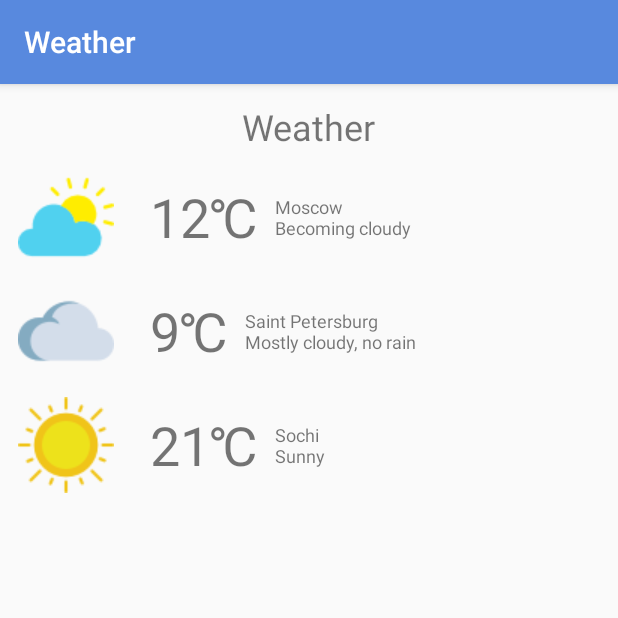
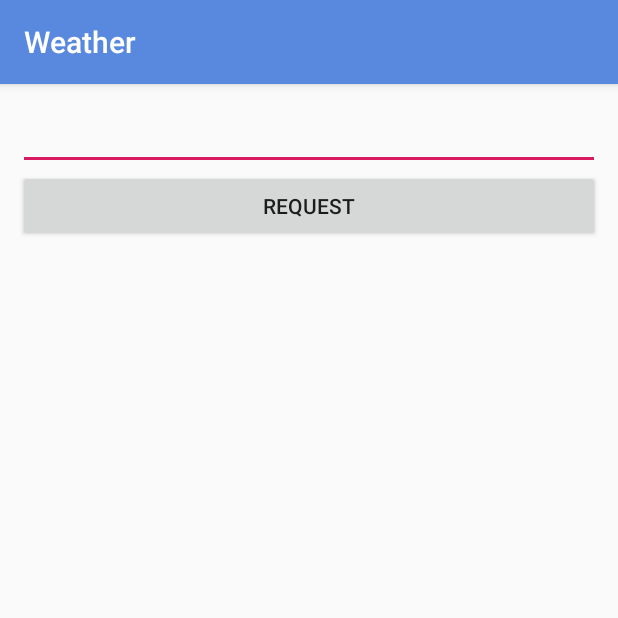
Before and after one commit to golovojop/aq2_weather, an Android app: the screen it shows after launch (MainActivity), on a phone screen of 412 x 824 dp, the top half of it. Run offline under Robolectric (Android 15) with nearby library versions, the phone set to English and light mode, and no system bars.

```diff
--- a/jApp/src/main/res/layout/activity_main.xml
+++ b/jApp/src/main/res/layout/activity_main.xml
@@ -1,108 +1,25 @@
 <?xml version="1.0" encoding="utf-8"?>
 <LinearLayout
     xmlns:android="http://schemas.android.com/apk/res/android"
-    xmlns:app="http://schemas.android.com/apk/res-auto"
     xmlns:tools="http://schemas.android.com/tools"
     android:layout_width="match_parent"
     android:layout_height="match_parent"
+    android:layout_marginTop="@dimen/topMargin"
     android:orientation="vertical"
-    tools:context=".MainActivity">
-    <TextView
-        android:layout_width="wrap_content"
-        android:layout_height="wrap_content"
-        android:text="@string/app_header"
-        tools:text="@string/app_header"
-        android:layout_gravity="top|center_horizontal"
-        android:layout_marginTop="12dp"
-        android:textSize="24sp"/>
-
-    <LinearLayout
+    tools:context=".ui.MainActivity">
+    <EditText
+        android:id="@+id/et_city"
         android:layout_width="match_parent"
         android:layout_height="wrap_content"
-        android:layout_marginTop="@dimen/topMargin"
-        android:orientation="horizontal">
-        <ImageView
-            android:layout_width="@dimen/imgWidth"
-            android:layout_height="@dimen/imgHeight"
-            android:layout_marginStart="@dimen/leftMargin"
-            android:layout_marginEnd="@dimen/endMargin"
-            android:src="@drawable/sun"/>
-        <TextView
-            android:layout_width="wrap_content"
-            android:layout_height="wrap_content"
-            android:text="@string/temperature12"
-            android:layout_gravity="center_vertical"
-            android:layout_marginStart="@dimen/leftMargin"
-            android:layout_marginEnd="@dimen/endMargin"
-            tools:text="@string/temperature12"
-            android:textSize="@dimen/celsius"/>
-        <TextView
-            android:layout_width="wrap_content"
-            android:layout_height="wrap_content"
-            android:text="@string/forecastMoscow"
-            android:layout_gravity="center_vertical"
-            tools:text="@string/forecastMoscow"
-            android:textSize="@dimen/cityForecast"/>
-    </LinearLayout>
-
-    <LinearLayout
+        android:layout_marginStart="@dimen/endMargin"
+        android:layout_marginEnd="@dimen/endMargin"
+        android:inputType="text"/>
+    <Button
+        android:id="@+id/bt_request"
         android:layout_width="match_parent"
         android:layout_height="wrap_content"
-        android:layout_marginTop="@dimen/topMargin"
-
-        android:orientation="horizontal">
-        <ImageView
-            android:layout_width="@dimen/imgWidth"
-            android:layout_height="@dimen/imgHeight"
-            android:layout_marginStart="@dimen/leftMargin"
-            android:layout_marginEnd="@dimen/endMargin"
-            android:src="@drawable/cloud2"/>
-        <TextView
-            android:layout_width="wrap_content"
-            android:layout_height="wrap_content"
-            android:text="@string/temperature09"
-            android:layout_gravity="center_vertical"
-            android:layout_marginStart="@dimen/leftMargin"
-            android:layout_marginEnd="@dimen/endMargin"
-            tools:text="@string/temperature09"
-            android:textSize="@dimen/celsius"/>
-        <TextView
-            android:layout_width="wrap_content"
-            android:layout_height="wrap_content"
-            android:text="@string/forecastSpb"
-            android:layout_gravity="center_vertical"
-            tools:text="@string/forecastSpb"
-            android:textSize="@dimen/cityForecast"/>
-    </LinearLayout>
-
-    <LinearLayout
-        android:layout_width="match_parent"
-        android:layout_height="wrap_content"
-        android:layout_marginTop="@dimen/topMargin"
-
-        android:orientation="horizontal">
-        <ImageView
-            android:layout_width="@dimen/imgWidth"
-            android:layout_height="@dimen/imgHeight"
-            android:layout_marginStart="@dimen/leftMargin"
-            android:layout_marginEnd="@dimen/endMargin"
-            android:src="@drawable/sunny"/>
-        <TextView
-            android:layout_width="wrap_content"
-            android:layout_height="wrap_content"
-            android:text="@string/temperature21"
-            android:layout_gravity="center_vertical"
-            android:layout_marginStart="@dimen/leftMargin"
-            android:layout_marginEnd="@dimen/endMargin"
-            tools:text="@string/temperature21"
-            android:textSize="@dimen/celsius"/>
-        <TextView
-            android:layout_width="wrap_content"
-            android:layout_height="wrap_content"
-            android:text="@string/forecastSochi"
-            android:layout_gravity="center_vertical"
-            tools:text="@string/forecastSochi"
-            android:textSize="@dimen/cityForecast"/>
-    </LinearLayout>
+        android:layout_marginStart="@dimen/endMargin"
+        android:layout_marginEnd="@dimen/endMargin"
+        android:text="@string/getForecast"/>
 
 </LinearLayout>
--- a/jApp/src/main/res/values/colors.xml
+++ b/jApp/src/main/res/values/colors.xml
@@ -1,6 +1,5 @@
 <?xml version="1.0" encoding="utf-8"?>
 <resources>
-    <!--<color name="colorPrimary">#008577</color>-->
     <color name="colorPrimary">#5889DE</color>
     <color name="colorPrimaryDark">#5867FF</color>
     <color name="colorAccent">#D81B60</color>
--- a/jApp/src/main/res/values/dimens.xml
+++ b/jApp/src/main/res/values/dimens.xml
@@ -7,6 +7,9 @@
     <dimen name="leftMargin">12dp</dimen>
     <dimen name="endMargin">12dp</dimen>
 
-    <dimen name="celsius">36sp</dimen>
+    <dimen name="iconSize">36dp</dimen>
+    <dimen name="iconStartMargin">48dp</dimen>
+
+    <dimen name="celsius">48sp</dimen>
     <dimen name="cityForecast">12sp</dimen>
 </resources>
--- a/jApp/src/main/res/values/strings.xml
+++ b/jApp/src/main/res/values/strings.xml
@@ -1,10 +1,17 @@
 <resources>
     <string name="app_name" translatable="false">Weather</string>
     <string name="app_header">Weather</string>
-    <string name="temperature09" translatable="false">9\u2103</string>
-    <string name="temperature12" translatable="false">12\u2103</string>
-    <string name="temperature21" translatable="false">21\u2103</string>
+     <string name="temperature09" translatable="false">+9\u2103</string>
+    <string name="temperature12" translatable="false">+12\u2103</string>
+    <string name="temperature21" translatable="false">+21\u2103</string>
     <string name="forecastMoscow">Moscow\nBecoming cloudy</string>
     <string name="forecastSpb">Saint Petersburg\nMostly cloudy, no rain</string>
     <string name="forecastSochi">Sochi\nSunny</string>
+    <string name="getForecast">Request</string>
+
+    <string name="infoWind">m/s</string>
+    <string name="infoPressure">mb</string>
+    <string name="infoHumidity" translatable="false">%</string>
+
+    <string name="toolCity">Moscow</string>
 </resources>
```
Also changed, not shown: jApp/src/main/res/layout/activity_forecast.xml (added, +119 -0 lines), jApp/src/main/res/drawable/icon_humidity.png (added), jApp/src/main/res/drawable/icon_pressure2.png (added), jApp/src/main/res/drawable/icon_wind.png (added), jApp/src/main/res/drawable/snow.png (added), 1 other file.
